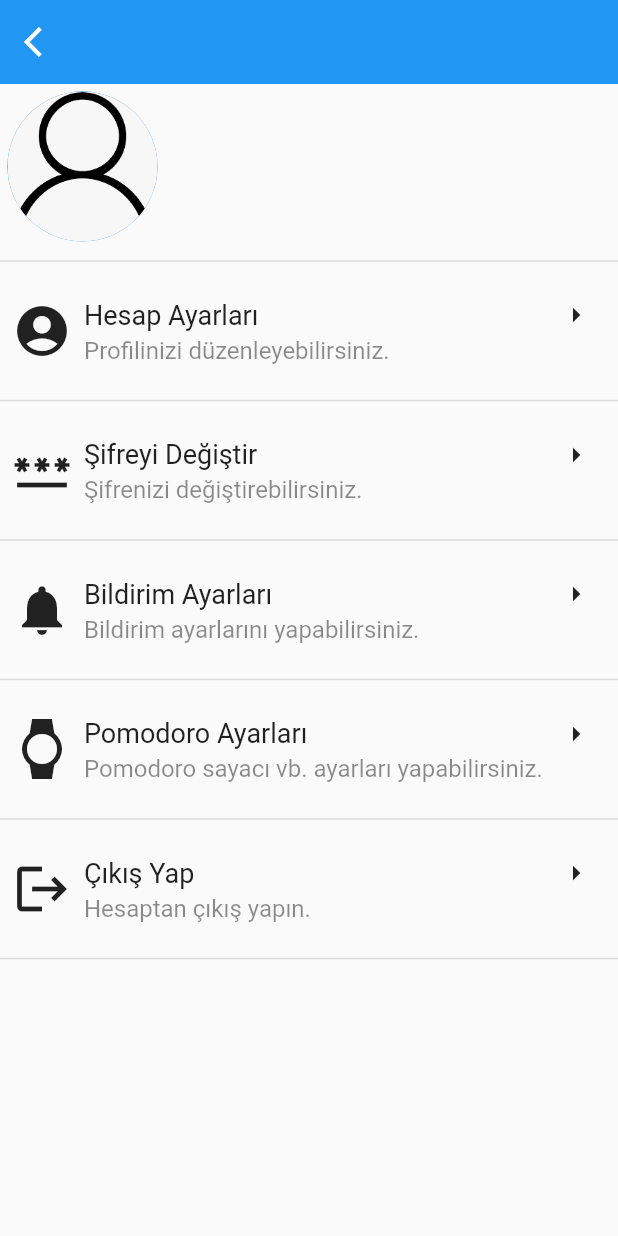
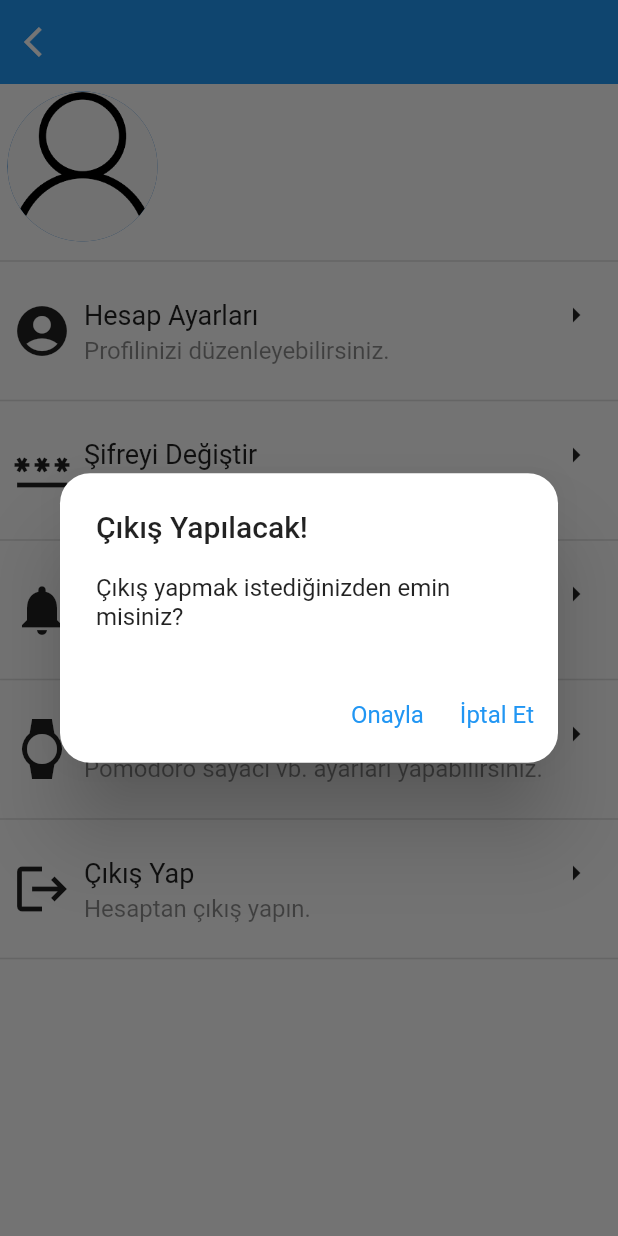
Before and after one commit to SezerKaynak/pomo2do, a Flutter app: the PersonInfo screen opened by its route, after a tap on "Çıkış Yap", on a phone screen of 412 x 824 dp. Run offline on Flutter 3.47's test engine with Material 2 defaults, Android fonts, the light colour scheme and no system bars; our stand-ins replace cached_network_image, cloud_firestore, firebase_auth, firebase_core, firebase_storage, flutter_smart_dialog and 1 more; missing offline and left inert: firestore_search; accounts and stored records are empty; network calls fail.

Commit message:
new alert added

```diff
--- a/lib/pages/person_info.dart
+++ b/lib/pages/person_info.dart
@@ -5,6 +5,7 @@ import 'package:firebase_storage/firebase_storage.dart';
 import 'package:flutter/material.dart';
 import 'package:flutter/rendering.dart';
 import 'package:flutter_application_1/pages/edit_password.dart';
+import 'package:flutter_application_1/pages/login_page.dart';
 import 'package:flutter_application_1/project_theme_options.dart';
 import 'package:flutter_application_1/service/i_auth_service.dart';
 import 'package:provider/provider.dart';
@@ -38,6 +39,10 @@ class _PersonInfoState extends State<PersonInfo> {
     });
   }
 
+  String alertTitle = "Çıkış Yapılacak!";
+  String alertSubtitle = "Çıkış yapmak istediğinizden emin misiniz?";
+  String alertApprove = "Onayla";
+  String alertReject = "İptal Et";
   @override
   Widget build(BuildContext context) {
     var _authService = Provider.of<IAuthService>(context, listen: false);
@@ -58,9 +63,8 @@ class _PersonInfoState extends State<PersonInfo> {
         children: [
           Expanded(
             flex: 0,
-            child: Row(
-              crossAxisAlignment: CrossAxisAlignment.center,
-              children: [
+            child:
+                Row(crossAxisAlignment: CrossAxisAlignment.center, children: [
               Padding(
                 padding: const EdgeInsets.all(5),
                 child: CircleAvatar(
@@ -123,7 +127,9 @@ class _PersonInfoState extends State<PersonInfo> {
                               .textTheme
                               .headline4
                               ?.copyWith(
-                                      fontWeight: FontWeight.w600, fontSize: 26, color: Colors.black),
+                                  fontWeight: FontWeight.w600,
+                                  fontSize: 26,
+                                  color: Colors.black),
                         );
                       }
                       return const Text("Loading");
@@ -132,9 +138,8 @@ class _PersonInfoState extends State<PersonInfo> {
             ]),
           ),
           Expanded(
-            child: ListView(
-              scrollDirection: Axis.vertical,
-              children: [Column(
+            child: ListView(scrollDirection: Axis.vertical, children: [
+              Column(
                 children: [
                   const Divider(thickness: 1),
                   Settings(
@@ -174,13 +179,51 @@ class _PersonInfoState extends State<PersonInfo> {
                       settingIcon: Icons.logout,
                       subtitle: "Hesaptan çıkış yapın.",
                       title: settingTitle(context, 'Çıkış Yap'),
-                        tap: () async {
-                          await _authService.signOut();
+                      tap: () {
+                        showDialog(
+                            context: context,
+                            builder: (BuildContext context) {
+                              return AlertDialog(
+                                shape: const RoundedRectangleBorder(
+                                    borderRadius: BorderRadius.all(
+                                        Radius.circular(20.0))),
+                                title: Text(alertTitle),
+                                content: Text(alertSubtitle),
+                                actions: [
+                                  TextButton(
+                                    onPressed: () async =>
+                                        await _authService.signOut(),
+                                    child: Text(
+                                      alertApprove,
+                                      style: Theme.of(context)
+                                          .textTheme
+                                          .subtitle1
+                                          ?.copyWith(
+                                              color: ProjectThemeOptions()
+                                                  .backGroundColor),
+                                    ),
+                                  ),
+                                  TextButton(
+                                    onPressed: () =>
+                                        Navigator.of(context).pop(false),
+                                    child: Text(
+                                      alertReject,
+                                      style: Theme.of(context)
+                                          .textTheme
+                                          .subtitle1
+                                          ?.copyWith(
+                                              color: ProjectThemeOptions()
+                                                  .backGroundColor),
+                                    ),
+                                  ),
+                                ],
+                              );
+                            });
                       }),
                   const Divider(thickness: 1),
                 ],
-              ),]
               ),
+            ]),
           ),
         ],
       ),
```
Lines whose indentation alone changed are shown as unchanged.
